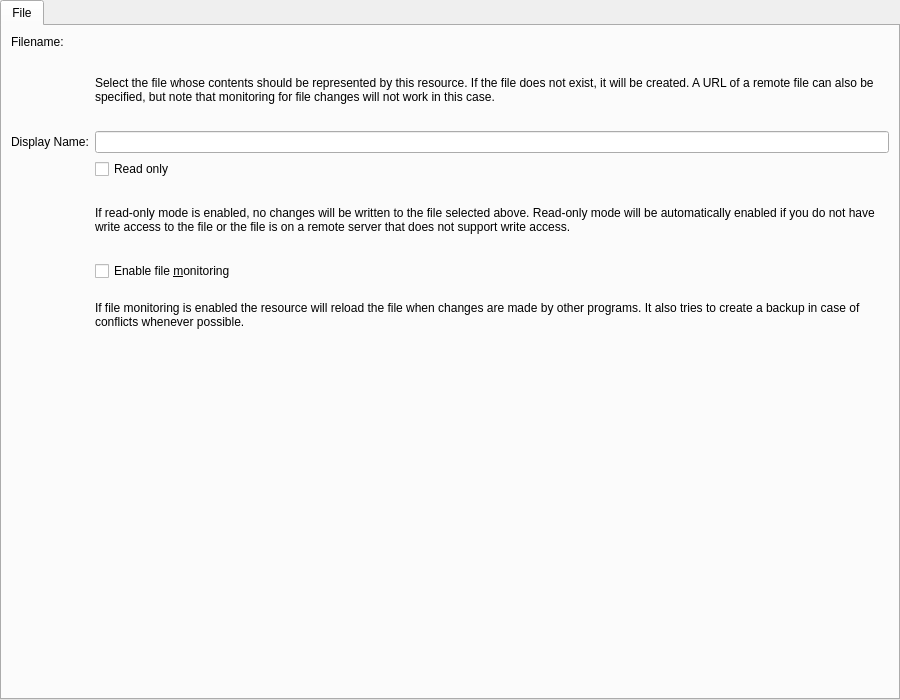
First picture: the form in resources/shared/singlefileresource/singlefileresourceconfigwidget_desktop.ui, repository KDE/kdepim-runtime, before the edit.
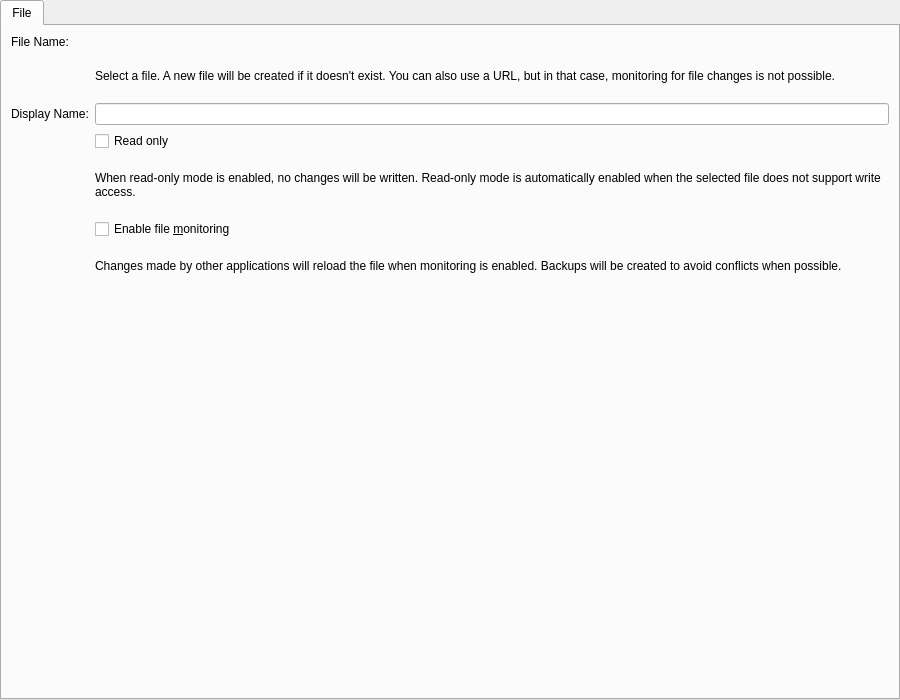
Second picture: the form after the edit. Custom widgets are drawn as their Qt base class.

Commit message:
Improve wording in singlefileresource dialog
* Also fix a build failure in the ui file columnspan -> colspan
* Add vertical spacer

Patch:
```diff
--- a/resources/shared/singlefileresource/singlefileresourceconfigwidget_desktop.ui
+++ b/resources/shared/singlefileresource/singlefileresourceconfigwidget_desktop.ui
@@ -44,7 +44,7 @@
          <item row="0" column="0">
           <widget class="QLabel" name="filenameLabel">
            <property name="text">
-            <string>Filename:</string>
+            <string>File Name:</string>
            </property>
            <property name="buddy">
             <cstring>kcfg_Path</cstring>
@@ -63,7 +63,7 @@
             </sizepolicy>
            </property>
            <property name="text">
-            <string>Select the file whose contents should be represented by this resource. If the file does not exist, it will be created. A URL of a remote file can also be specified, but note that monitoring for file changes will not work in this case.</string>
+            <string>Select a file. A new file will be created if it doesn't exist. You can also use a URL, but in that case, monitoring for file changes is not possible.</string>
            </property>
            <property name="wordWrap">
             <bool>true</bool>
@@ -105,7 +105,7 @@
             <bool>true</bool>
            </property>
            <property name="text">
-            <string>If read-only mode is enabled, no changes will be written to the file selected above. Read-only mode will be automatically enabled if you do not have write access to the file or the file is on a remote server that does not support write access.</string>
+            <string>When read-only mode is enabled, no changes will be written. Read-only mode is automatically enabled when the selected file does not support write access.</string>
            </property>
            <property name="wordWrap">
             <bool>true</bool>
@@ -131,7 +131,7 @@
             </sizepolicy>
            </property>
            <property name="text">
-            <string>If file monitoring is enabled the resource will reload the file when changes are made by other programs. It also tries to create a backup in case of conflicts whenever possible.</string>
+            <string>Changes made by other applications will reload the file when monitoring is enabled. Backups will be created to avoid conflicts when possible.</string>
            </property>
            <property name="wordWrap">
             <bool>true</bool>
@@ -146,6 +146,19 @@
        <item>
         <widget class="KMessageWidget" name="statusLabel"/>
        </item>
+       <item>
+        <spacer name="verticalSpacer_2">
+         <property name="orientation">
+          <enum>Qt::Vertical</enum>
+         </property>
+         <property name="sizeHint" stdset="0">
+          <size>
+           <width>20</width>
+           <height>138</height>
+          </size>
+         </property>
+        </spacer>
+       </item>
       </layout>
      </widget>
     </widget>
```
The commit also changes 1 other file.
